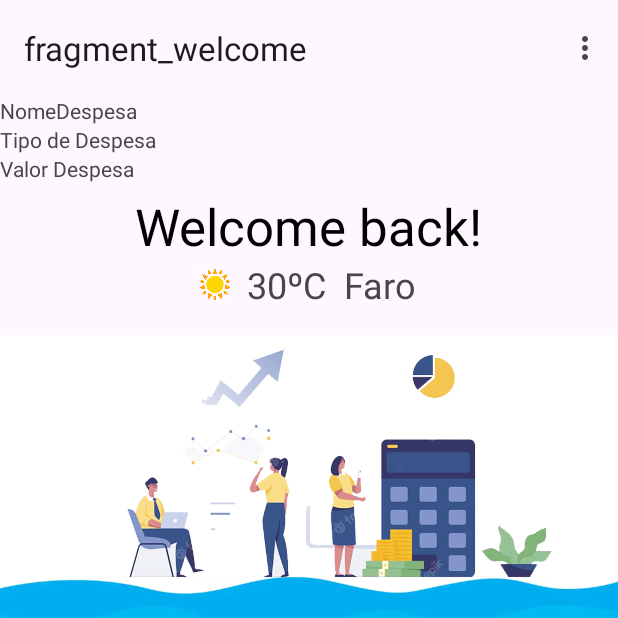
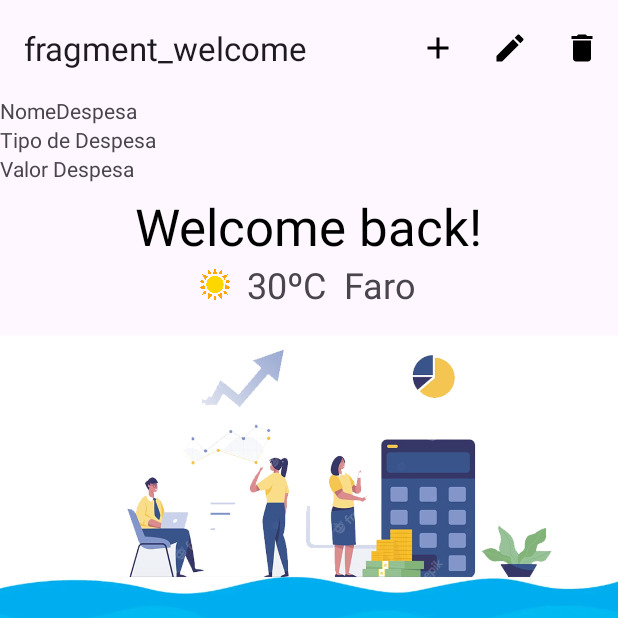
Before and after one commit to andregod/AppBudgetV2, an Android app: the fragment VerDespesaFragment placed in its activity, on a phone screen of 412 x 824 dp, the top half of it. Run offline under Robolectric (Android 15) with nearby library versions, the phone set to English and light mode, and no system bars; our stand-ins replace navigation-ui; 4 statements that could not run were skipped.

Commit message:
Criação da opcção eliminar no verDespesas e implementação do menu lista 2 para o fragmento em questão

```diff
--- a/app/src/main/java/com/example/appbudgetv2/MainActivity.kt
+++ b/app/src/main/java/com/example/appbudgetv2/MainActivity.kt
@@ -89,7 +89,7 @@ class MainActivity : AppCompatActivity() {
         val opcaoProcessada = when (fragment) {
             is AdicionarDespesaFragment -> (fragment as AdicionarDespesaFragment).processaOpcaoMenu(item)
             is ListaDespesasFragment-> (fragment as ListaDespesasFragment).processaOpcaoMenu(item)
-
+            is VerDespesaFragment->(fragment as VerDespesaFragment).processaOpcaoMenu(item)
             else -> false
         }
         return if (opcaoProcessada) {
--- a/app/src/main/res/navigation/nav_graph.xml
+++ b/app/src/main/res/navigation/nav_graph.xml
@@ -55,5 +55,11 @@
         <argument
             android:name="despesa"
             app:argType="com.example.appbudgetv2.Despesa" />
+        <action
+            android:id="@+id/action_verDespesaFragment_to_adicionarDespesaFragment"
+            app:destination="@id/adicionarDespesaFragment" />
+        <action
+            android:id="@+id/action_verDespesaFragment_to_listaDespesasFragment"
+            app:destination="@id/listaDespesasFragment" />
     </fragment>
 </navigation>
--- a/app/src/main/res/values/strings.xml
+++ b/app/src/main/res/values/strings.xml
@@ -36,4 +36,9 @@
         <item>yearly</item>
     </string-array>
 
+    <string name="Despesa_eliminado_com_sucesso">Expense successfully deleted</string>
+    <string name="erro_eliminar_Despesa">Error deleting Expense</string>
+    <string name="Aviso_Eliminar_Despesa">Are you sure you want to delete the Expense?</string>
+    <string name="Eliminar_Despesa_label">Delete Expense</string>
+
 </resources>
```
Also changed, not shown: app/src/main/java/com/example/appbudgetv2/VerDespesaFragment.kt (+52 -1 lines).
